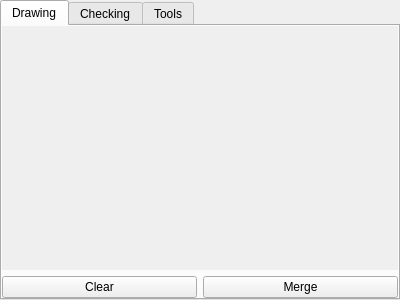
This is src/plan_widget_base.ui in lparchaeology/ArkPlan as Qt 5 draws it before an edit. The edited form follows.
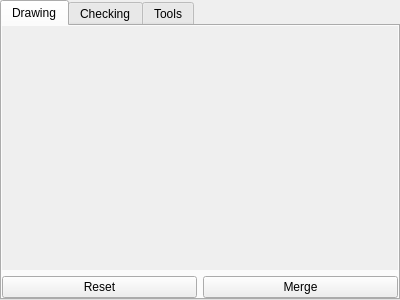
This is the edited form. Custom widgets are drawn as their Qt base class.

Commit message: Change Clear button to Reset button

The edit to the form file:
```diff
--- a/src/plan_widget_base.ui
+++ b/src/plan_widget_base.ui
@@ -76,7 +76,7 @@
          <string>Clear unsaved changes from work layers</string>
         </property>
         <property name="text">
-         <string>Clear</string>
+         <string>Reset</string>
         </property>
        </widget>
       </item>
```
Left out of the diff: 14 changed lines with no effect on the pictures. The commit also changes 5 other files.
